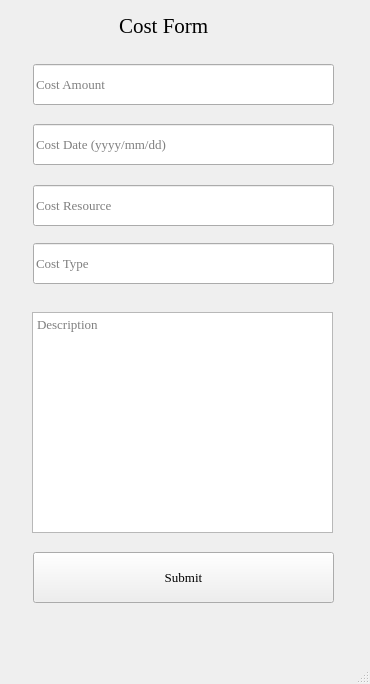
PMahdiDehghaniP/MA_AP_Project, file Cost_Page/cost_page.ui: the form before one commit.
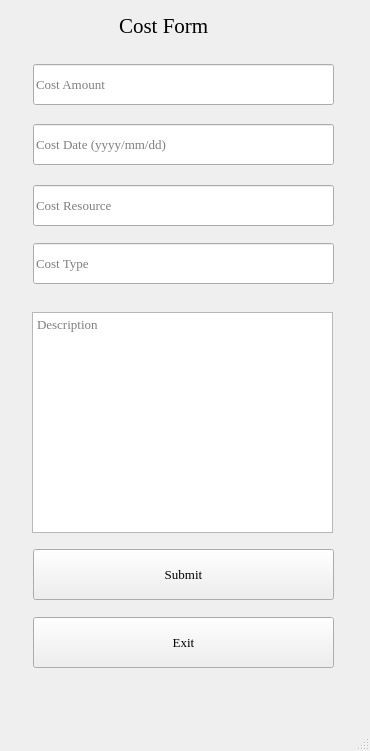
The form after the commit.

Patch:
```diff
--- a/Cost_Page/cost_page.ui
+++ b/Cost_Page/cost_page.ui
@@ -7,7 +7,7 @@
     <x>0</x>
     <y>0</y>
     <width>370</width>
-    <height>684</height>
+    <height>751</height>
    </rect>
   </property>
   <property name="font">
@@ -143,7 +143,7 @@
     <property name="geometry">
      <rect>
       <x>33</x>
-      <y>552</y>
+      <y>549</y>
       <width>301</width>
       <height>51</height>
      </rect>
@@ -158,6 +158,25 @@
      <string>Submit</string>
     </property>
    </widget>
+   <widget class="QPushButton" name="exit_btn_cost">
+    <property name="geometry">
+     <rect>
+      <x>33</x>
+      <y>617</y>
+      <width>301</width>
+      <height>51</height>
+     </rect>
+    </property>
+    <property name="font">
+     <font>
+      <family>Times New Roman</family>
+      <pointsize>10</pointsize>
+     </font>
+    </property>
+    <property name="text">
+     <string>Exit</string>
+    </property>
+   </widget>
   </widget>
   <widget class="QMenuBar" name="menubar">
    <property name="geometry">
```
